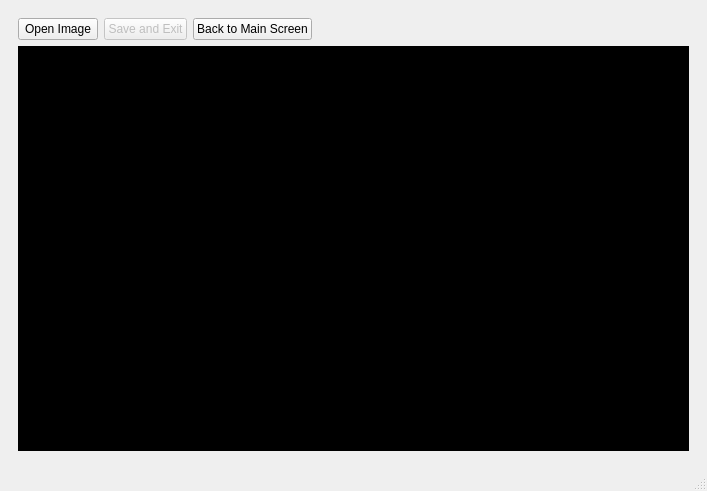
Old version of the form gui.ui in the repository adam-kosinski/Data-Plus-Zoe-Depth.
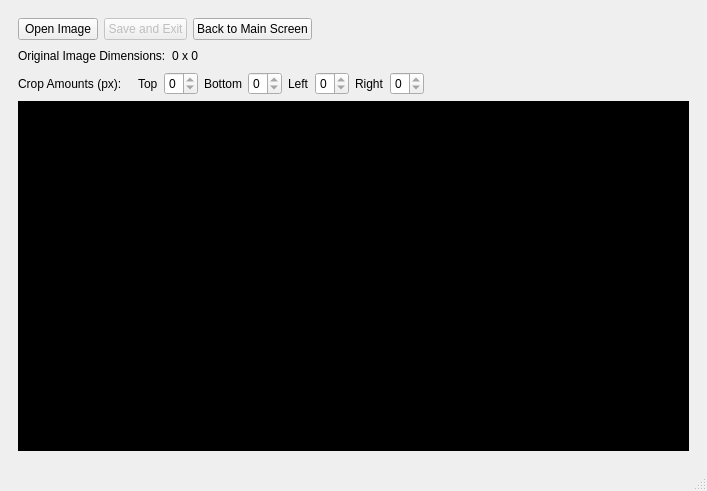
New version of the form. The open tabs and pages were chosen to show the change.

Commit message: Crop spin boxes showing values

Diff of the .ui file:
```diff
--- a/gui.ui
+++ b/gui.ui
@@ -397,6 +397,133 @@
           </item>
          </layout>
         </item>
+        <item>
+         <layout class="QHBoxLayout" name="horizontalLayout_5">
+          <item>
+           <widget class="QLabel" name="label_3">
+            <property name="text">
+             <string>Original Image Dimensions:</string>
+            </property>
+           </widget>
+          </item>
+          <item>
+           <widget class="QLabel" name="cropImageDimensionsLabel">
+            <property name="text">
+             <string>0 x 0</string>
+            </property>
+           </widget>
+          </item>
+          <item>
+           <spacer name="horizontalSpacer_6">
+            <property name="orientation">
+             <enum>Qt::Horizontal</enum>
+            </property>
+            <property name="sizeHint" stdset="0">
+             <size>
+              <width>40</width>
+              <height>20</height>
+             </size>
+            </property>
+           </spacer>
+          </item>
+         </layout>
+        </item>
+        <item>
+         <layout class="QHBoxLayout" name="horizontalLayout_8">
+          <item>
+           <widget class="QLabel" name="label_5">
+            <property name="text">
+             <string>Crop Amounts (px):</string>
+            </property>
+           </widget>
+          </item>
+          <item>
+           <spacer name="horizontalSpacer_7">
+            <property name="orientation">
+             <enum>Qt::Horizontal</enum>
+            </property>
+            <property name="sizeType">
+             <enum>QSizePolicy::Fixed</enum>
+            </property>
+            <property name="sizeHint" stdset="0">
+             <size>
+              <width>10</width>
+              <height>20</height>
+             </size>
+            </property>
+           </spacer>
+          </item>
+          <item>
+           <widget class="QLabel" name="label_6">
+            <property name="text">
+             <string>Top</string>
+            </property>
+           </widget>
+          </item>
+          <item>
+           <widget class="QSpinBox" name="cropTopSpinBox">
+            <property name="maximum">
+             <number>0</number>
+            </property>
+           </widget>
+          </item>
+          <item>
+           <widget class="QLabel" name="label_7">
+            <property name="text">
+             <string>Bottom</string>
+            </property>
+           </widget>
+          </item>
+          <item>
+           <widget class="QSpinBox" name="cropBottomSpinBox">
+            <property name="maximum">
+             <number>0</number>
+            </property>
+           </widget>
+          </item>
+          <item>
+           <widget class="QLabel" name="label_8">
+            <property name="text">
+             <string>Left</string>
+            </property>
+           </widget>
+          </item>
+          <item>
+           <widget class="QSpinBox" name="cropLeftSpinBox">
+            <property name="maximum">
+             <number>0</number>
+            </property>
+           </widget>
+          </item>
+          <item>
+           <widget class="QLabel" name="label_9">
+            <property name="text">
+             <string>Right</string>
+            </property>
+           </widget>
+          </item>
+          <item>
+           <widget class="QSpinBox" name="cropRightSpinBox">
+            <property name="maximum">
+             <number>0</number>
+            </property>
+           </widget>
+          </item>
+          <item>
+           <spacer name="horizontalSpacer_3">
+            <property name="orientation">
+             <enum>Qt::Horizontal</enum>
+            </property>
+            <property name="sizeHint" stdset="0">
+             <size>
+              <width>40</width>
+              <height>20</height>
+             </size>
+            </property>
+           </spacer>
+          </item>
+         </layout>
+        </item>
         <item>
          <widget class="QGraphicsView" name="cropGraphicsView">
           <property name="palette">
```
Left out of the diff: 6 changed lines with no effect on the pictures. The commit also changes 3 other files.
